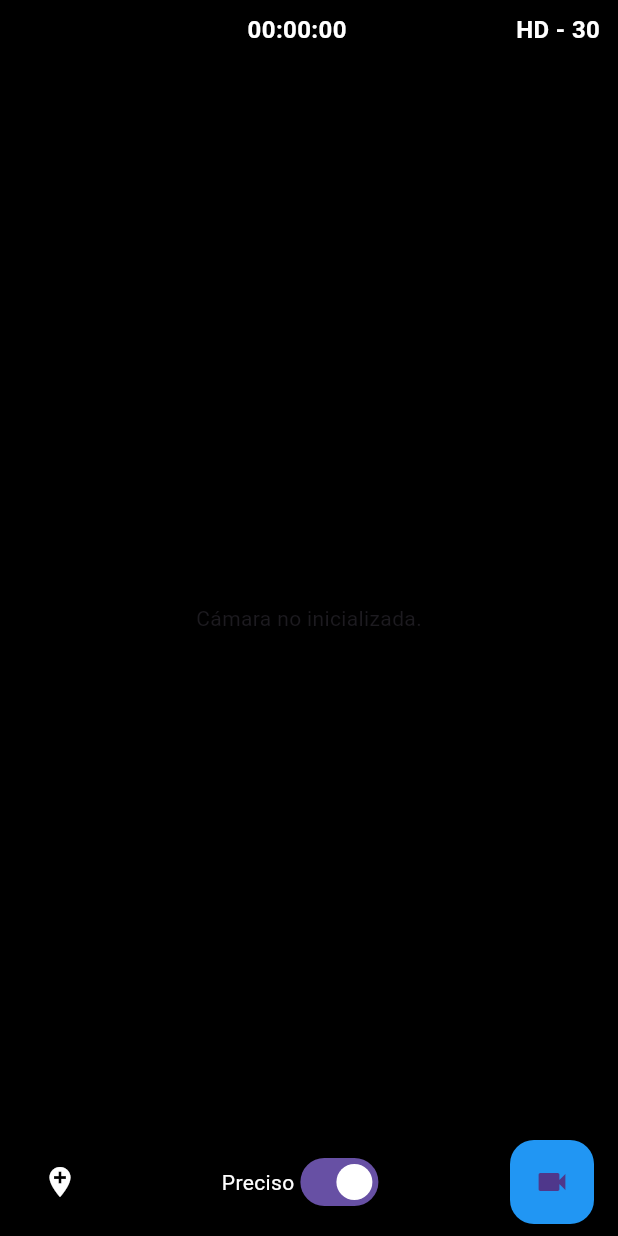
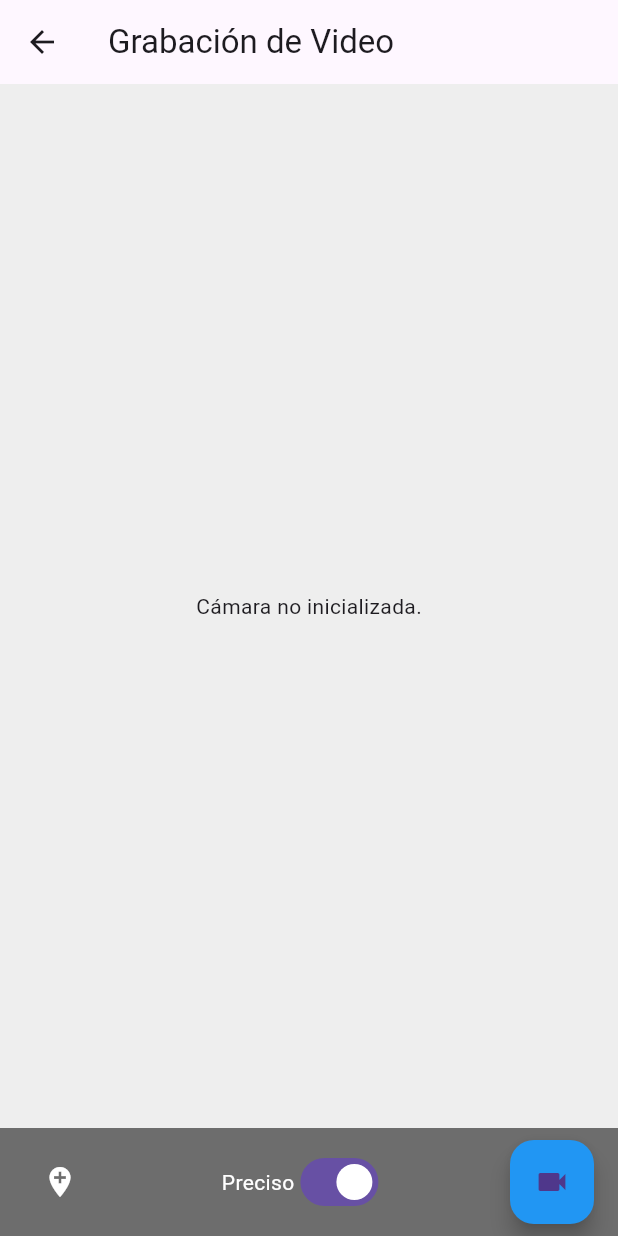
Before and after one commit to RuaJean/geo_app, a Flutter app: the HomePage screen opened by its route, on a phone screen of 412 x 824 dp. Run offline on Flutter 3.47's test engine with Material 3 defaults, Android fonts, the phone set to English and light mode, and no system bars; our stand-ins replace camera, geolocator, permission_handler, sensors_plus, video_player.

Commit message:
ultima version estable

```diff
--- a/lib/src/presentation/controllers/recording_controller.dart
+++ b/lib/src/presentation/controllers/recording_controller.dart
@@ -1,7 +1,6 @@
 import 'dart:async';
 import 'dart:io';
 
-import 'package:camera/camera.dart';
 import 'package:flutter/material.dart';
 import 'package:geolocator/geolocator.dart';
 import 'package:http/http.dart' as http;
@@ -18,11 +17,8 @@
 
 class RecordingController extends ChangeNotifier {
   final CameraService cameraService = CameraService();
+  // Servicio para obtener orientación real
   final OrientationService orientationService = OrientationService();
-
-  CameraDescription? selectedCamera;
-  ResolutionPreset selectedResolution = ResolutionPreset.medium;
-  int selectedFrameRate = 30;
 
   bool isRecording = false;
   String? currentVideoPath;
@@ -30,18 +26,20 @@
   String? _lastVideoPath;
   String? get lastVideoPath => _lastVideoPath;
 
-  DateTime? _recordingStartTime;
   Timer? _timer;
   int frameCount = 0;
   int lastTimestampMs = 0;
   final List<GeoData> _framesData = [];
 
+  // Lista de waypoints y contador
   final List<Waypoint> _waypoints = [];
   int _waypointCount = 0;
 
+  // Para obtener ubicaciones de forma continua
   StreamSubscription<Position>? _locationSubscription;
   Position? _currentPosition;
 
+  // URL del PHP para subir el contenido del .srt (endpoint probado)
   static const String _uploadUrlText = 'http://18.227.72.168/upload_srt.php';
 
   Future<void> startRecording({bool usePreciseLocation = true}) async {
@@ -50,24 +48,21 @@
       debugPrint('No se otorgaron los permisos necesarios.');
       // return;
     }
+
     try {
-      await cameraService.initCamera(
-        camera: selectedCamera,
-        preset: selectedResolution,
-      );
+      await cameraService.initCamera();
     } catch (e) {
       debugPrint('Error al inicializar la cámara: $e');
       return;
     }
+
     currentVideoPath = await cameraService.startRecording();
     if (currentVideoPath == null) return;
 
-    _recordingStartTime = DateTime.now();
-
     final locationSettings = AndroidSettings(
       accuracy: LocationAccuracy.high,
-      distanceFilter: 0,
-      intervalDuration: const Duration(milliseconds: 250),
+      distanceFilter: 0, // o el valor que necesites
+      intervalDuration: Duration(milliseconds: 250),
     );
 
     _locationSubscription = Geolocator.getPositionStream(
@@ -88,20 +83,21 @@
         return;
       }
       await _captureFrameData();
-      notifyListeners();
     });
   }
 
   Future<void> stopRecording() async {
     if (currentVideoPath == null) return;
+
     isRecording = false;
     notifyListeners();
     _timer?.cancel();
-    _timer = null;
+    await cameraService.stopRecording(currentVideoPath!);
 
-    await cameraService.stopRecording(currentVideoPath!);
+    // Cancelar la suscripción a la ubicación
     await _locationSubscription?.cancel();
 
+    // Generamos el archivo SRT (con yaw, pitch y roll reales)
     final srtPath = await SrtGenerator.generateSrtFile(
       _framesData,
       videoFilePath: currentVideoPath!,
@@ -112,27 +108,16 @@
       debugPrint('Error: no se pudo subir el archivo SRT como texto');
     }
 
+    // Si hay waypoints, se genera el archivo GPX
     if (_waypoints.isNotEmpty) {
       final gpxPath = await GPXGenerator.generateGpxFile(_waypoints, videoFilePath: currentVideoPath!);
       debugPrint('GPX file generado: $gpxPath');
     }
 
     _lastVideoPath = currentVideoPath;
-    _recordingStartTime = null;
     _framesData.clear();
     _waypoints.clear();
     _waypointCount = 0;
-  }
-
-  String get elapsedTimeString {
-    if (!isRecording || _recordingStartTime == null) {
-      return "00:00:00";
-    }
-    final diff = DateTime.now().difference(_recordingStartTime!);
-    final hours = diff.inHours.toString().padLeft(2, '0');
-    final minutes = (diff.inMinutes % 60).toString().padLeft(2, '0');
-    final seconds = (diff.inSeconds % 60).toString().padLeft(2, '0');
-    return "$hours:$minutes:$seconds";
   }
 
   Future<bool> uploadSrtAsText(String srtPath) async {
@@ -154,7 +139,9 @@
         debugPrint('Subida exitosa: ${response.body}');
         return true;
       } else {
-        debugPrint('Error al subir SRT (POST texto). Code: ${response.statusCode}, Body: ${response.body}');
+        debugPrint(
+          'Error al subir SRT (POST texto). Code: ${response.statusCode}, Body: ${response.body}',
+        );
         return false;
       }
     } catch (e) {
@@ -163,7 +150,8 @@
     }
   }
 
-  Future<void> storeWaypoint({BuildContext? context}) async {
+  Future<void> storeWaypoint() async {
+    // Usa la última posición obtenida del stream
     if (_currentPosition == null) {
       debugPrint('No se pudo obtener la ubicación para el waypoint.');
       return;
@@ -178,11 +166,6 @@
     );
     _waypoints.add(waypoint);
     debugPrint('Waypoint almacenado: id=${waypoint.id}, lat=${waypoint.latitude}, lon=${waypoint.longitude}');
-    if (context != null) {
-      ScaffoldMessenger.of(context).showSnackBar(
-        const SnackBar(content: Text("Waypoint creado exitosamente")),
-      );
-    }
   }
 
   Future<void> _captureFrameData() async {
@@ -190,6 +173,8 @@
     final nowMs = DateTime.now().millisecondsSinceEpoch;
     final diffMs = nowMs - lastTimestampMs;
     lastTimestampMs = nowMs;
+
+    // Usa la última posición obtenida del stream
     final pos = _currentPosition;
     final geo = GeoData(
       timestamp: DateTime.now(),
@@ -208,7 +193,6 @@
 
   @override
   void dispose() {
-    _timer?.cancel();
     _locationSubscription?.cancel();
     orientationService.dispose();
     cameraService.dispose();
--- a/lib/src/presentation/pages/home_page.dart
+++ b/lib/src/presentation/pages/home_page.dart
@@ -4,7 +4,6 @@
 import '../../presentation/controllers/recording_controller.dart';
 import '../../presentation/widgets/preview_widget.dart';
 import '../../presentation/widgets/record_button.dart';
-import '../../presentation/widgets/camera_settings_widget.dart';
 
 class HomePage extends StatefulWidget {
   const HomePage({Key? key}) : super(key: key);
@@ -14,7 +13,7 @@
 
 class _HomePageState extends State<HomePage> {
   late RecordingController _recordingController;
-  bool usePreciseLocation = true;
+  bool usePreciseLocation = true; // Valor por defecto
 
   @override
   void initState() {
@@ -38,7 +37,7 @@
   }
 
   Future<void> _onWaypointButtonPressed() async {
-    await _recordingController.storeWaypoint(context: context);
+    await _recordingController.storeWaypoint();
     setState(() {});
   }
 
@@ -47,57 +46,34 @@
     return ChangeNotifierProvider.value(
       value: _recordingController,
       child: Scaffold(
-        backgroundColor: Colors.black,
-        body: SafeArea(
-          child: Stack(
+        appBar: AppBar(
+          title: const Text('Grabación de Video'),
+        ),
+        body: Column(
           children: [
-              // Vista previa de la cámara (ocupando toda la pantalla)
-              Consumer<RecordingController>(
+            // Vista previa de la cámara
+            Expanded(
+              child: Consumer<RecordingController>(
                 builder: (context, controller, child) {
                   return PreviewWidget(
                     controller: controller.cameraService.controller,
                   );
                 },
               ),
-              // Barra superior con contador y widget "HD - 30"
-              Align(
-                alignment: Alignment.topCenter,
-                child: Padding(
-                  padding: const EdgeInsets.symmetric(horizontal: 12.0, vertical: 8.0),
-                  child: Row(
-                    mainAxisAlignment: MainAxisAlignment.spaceBetween,
-                    children: [
-                      const SizedBox(width: 40),
-                      Consumer<RecordingController>(
-                        builder: (context, controller, _) {
-                          return Text(
-                            controller.elapsedTimeString,
-                            style: TextStyle(
-                              color: controller.isRecording ? Colors.red : Colors.white,
-                              fontSize: 16,
-                              fontWeight: FontWeight.bold,
-                            ),
-                          );
-                        },
-                      ),
-                      const CameraSettingsWidget(),
-                    ],
-                  ),
-                ),
             ),
             // Controles inferiores
-              Align(
-                alignment: Alignment.bottomCenter,
-                child: Container(
+            Container(
               color: Colors.black54,
               padding: const EdgeInsets.symmetric(horizontal: 16.0, vertical: 8.0),
               child: Row(
                 mainAxisAlignment: MainAxisAlignment.spaceBetween,
                 children: [
+                  // Botón para almacenar waypoint (solo activo mientras se graba)
                   IconButton(
                     icon: const Icon(Icons.add_location, color: Colors.white),
                     onPressed: _recordingController.isRecording ? _onWaypointButtonPressed : null,
                   ),
+                  // Switch para seleccionar precisión de ubicación
                   Row(
                     children: [
                       const Text('Preciso', style: TextStyle(color: Colors.white)),
@@ -111,6 +87,7 @@
                       ),
                     ],
                   ),
+                  // Botón de grabación
                   RecordButton(
                     isRecording: _recordingController.isRecording,
                     onPressed: _onRecordButtonPressed,
@@ -118,9 +95,7 @@
                 ],
               ),
             ),
-              ),
           ],
-          ),
         ),
       ),
     );
--- a/lib/src/presentation/widgets/camera_settings_widget.dart
+++ b/lib/src/presentation/widgets/camera_settings_widget.dart
@@ -1,73 +1,73 @@
-import 'package:camera/camera.dart';
-import 'package:flutter/material.dart';
-import 'package:provider/provider.dart';
-import '../../presentation/controllers/recording_controller.dart';
-import 'dart:math';
+// import 'package:camera/camera.dart';
+// import 'package:flutter/material.dart';
+// import 'package:provider/provider.dart';
+// import '../../presentation/controllers/recording_controller.dart';
+// import 'dart:math';
 
-class CameraSettingsWidget extends StatefulWidget {
-  const CameraSettingsWidget({Key? key}) : super(key: key);
+// class CameraSettingsWidget extends StatefulWidget {
+//   const CameraSettingsWidget({Key? key}) : super(key: key);
 
-  @override
-  State<CameraSettingsWidget> createState() => _CameraSettingsWidgetState();
-}
+//   @override
+//   State<CameraSettingsWidget> createState() => _CameraSettingsWidgetState();
+// }
 
-class _CameraSettingsWidgetState extends State<CameraSettingsWidget> {
-  bool _supports4K = false;
+// class _CameraSettingsWidgetState extends State<CameraSettingsWidget> {
+//   bool _supports4K = false;
 
-  @override
-  void initState() {
-    super.initState();
-    _check4KSupport();
-  }
+//   @override
+//   void initState() {
+//     super.initState();
+//     _check4KSupport();
+//   }
 
-  Future<void> _check4KSupport() async {
-    final controller = Provider.of<RecordingController>(context, listen: false);
-    final camera = controller.selectedCamera;
-    if (camera == null) return;
-    final supported = await controller.cameraService.getSupportedResolutions(camera);
-    setState(() {
-      _supports4K = supported.contains(ResolutionPreset.ultraHigh);
-    });
-  }
+//   Future<void> _check4KSupport() async {
+//     final controller = Provider.of<RecordingController>(context, listen: false);
+//     final camera = controller.selectedCamera;
+//     if (camera == null) return;
+//     final supported = await controller.cameraService.getSupportedResolutions(camera);
+//     setState(() {
+//       _supports4K = supported.contains(ResolutionPreset.ultraHigh);
+//     });
+//   }
 
-  @override
-  Widget build(BuildContext context) {
-    final controller = Provider.of<RecordingController>(context);
-    final is4K = (controller.selectedResolution == ResolutionPreset.ultraHigh);
-    final is60 = (controller.selectedFrameRate == 60);
-    return GestureDetector(
-      onTapDown: (details) {
-        final box = context.findRenderObject() as RenderBox?;
-        if (box == null) return;
-        final localPos = box.globalToLocal(details.globalPosition);
-        final width = box.size.width;
-        if (localPos.dx < width / 2) {
-          // Toggle resolución
-          if (is4K) {
-            controller.selectedResolution = ResolutionPreset.high;
-          } else {
-            if (_supports4K) {
-              controller.selectedResolution = ResolutionPreset.ultraHigh;
-            }
-          }
-        } else {
-          // Toggle FPS
-          if (is60) {
-            controller.selectedFrameRate = 30;
-          } else {
-            controller.selectedFrameRate = 60;
-          }
-        }
-        setState(() {});
-      },
-      child: Text(
-        "${is4K ? "4K" : "HD"} - ${is60 ? "60" : "30"}",
-        style: const TextStyle(
-          color: Colors.white,
-          fontSize: 16,
-          fontWeight: FontWeight.bold,
-        ),
-      ),
-    );
-  }
-}
+//   @override
+//   Widget build(BuildContext context) {
+//     final controller = Provider.of<RecordingController>(context);
+//     final is4K = (controller.selectedResolution == ResolutionPreset.ultraHigh);
+//     final is60 = (controller.selectedFrameRate == 60);
+//     return GestureDetector(
+//       onTapDown: (details) {
+//         final box = context.findRenderObject() as RenderBox?;
+//         if (box == null) return;
+//         final localPos = box.globalToLocal(details.globalPosition);
+//         final width = box.size.width;
+//         if (localPos.dx < width / 2) {
+//           // Toggle resolución
+//           if (is4K) {
+//             controller.selectedResolution = ResolutionPreset.high;
+//           } else {
+//             if (_supports4K) {
+//               controller.selectedResolution = ResolutionPreset.ultraHigh;
+//             }
+//           }
+//         } else {
+//           // Toggle FPS
+//           if (is60) {
+//             controller.selectedFrameRate = 30;
+//           } else {
+//             controller.selectedFrameRate = 60;
+//           }
+//         }
+//         setState(() {});
+//       },
+//       child: Text(
+//         "${is4K ? "4K" : "HD"} - ${is60 ? "60" : "30"}",
+//         style: const TextStyle(
+//           color: Colors.white,
+//           fontSize: 16,
+//           fontWeight: FontWeight.bold,
+//         ),
+//       ),
+//     );
+//   }
+// }
```
Also changed, not shown: lib/src/core/services/camera_service.dart (+23 -37 lines), lib/src/presentation/widgets/preview_widget.dart (+1 -27 lines), lib/src/presentation/widgets/record_button.dart (line endings or trailing spaces), 20 other files. Lines whose indentation alone changed are shown as unchanged.
